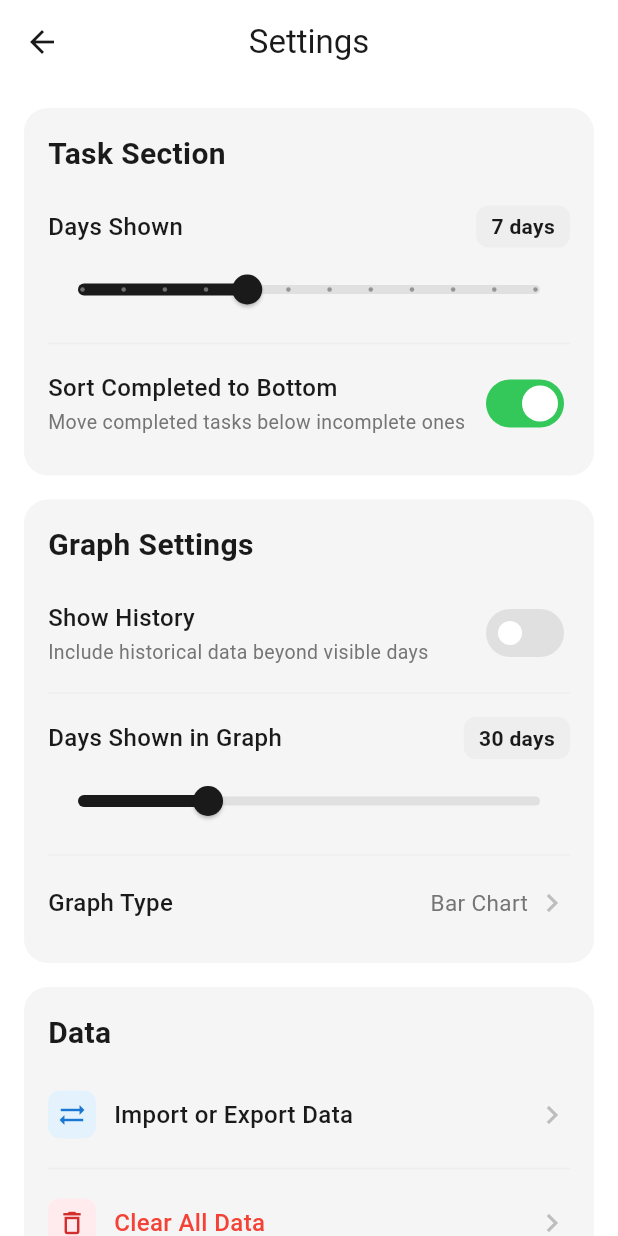
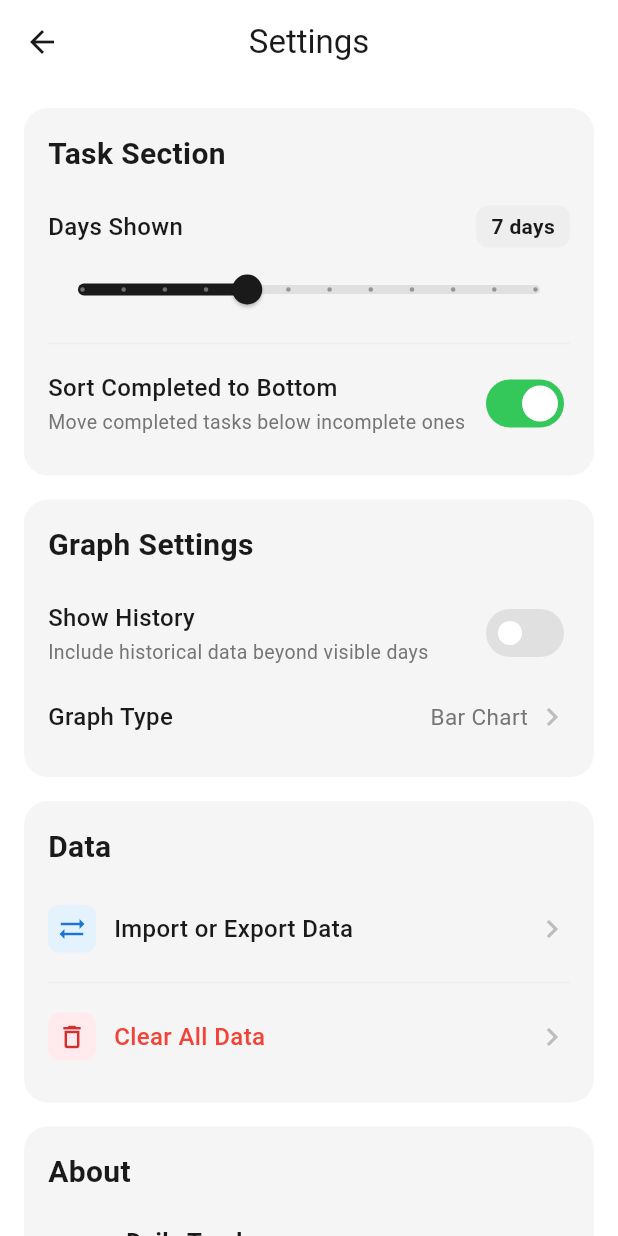
Before and after one commit to GabiYamato/barebonesgoals, a Flutter app: the TrackerHomePage screen opened directly, after a tap on the "settings" icon, on a phone screen of 412 x 824 dp. Run offline on Flutter 3.47's test engine with Material 3 defaults, Android fonts, the phone set to English and light mode, and no system bars; our stand-ins replace confetti, file_picker, share_plus, shared_preferences; accounts and stored records are empty.

Commit message:
v2.6.1 (persistent graph)

```diff
--- a/app_files/lib/main.dart
+++ b/app_files/lib/main.dart
@@ -437,12 +437,15 @@ class _TrackerHomePageState extends State<TrackerHomePage> {
   }
 
   Widget _buildHomeContent() {
-    return SingleChildScrollView(
+    return Column(
+      children: [
+        // Scrollable grid / empty state
+        Expanded(
+          child: SingleChildScrollView(
             padding: const EdgeInsets.all(16),
             child: Column(
               crossAxisAlignment: CrossAxisAlignment.stretch,
               children: [
-          // Task Grid Section
                 if (_data.tasks.isEmpty)
                   _buildEmptyState()
                 else
@@ -454,13 +457,25 @@ class _TrackerHomePageState extends State<TrackerHomePage> {
                     onRenameTask: _renameTask,
                     onReorderTasks: _reorderTasks,
                   ),
-          // Completion chart below tasks
-          if (_data.tasks.isNotEmpty) ...[
-            const SizedBox(height: 24),
-            CompletionChart(data: _data, settings: _settings),
-          ],
               ],
             ),
+          ),
+        ),
+        // Chart at the bottom with only needed height
+        if (_data.tasks.isNotEmpty)
+          SafeArea(
+            top: false,
+            child: Padding(
+              padding: const EdgeInsets.fromLTRB(12, 0, 12, 12),
+              child: Material(
+                elevation: 6,
+                borderRadius: BorderRadius.circular(16),
+                clipBehavior: Clip.antiAlias,
+                child: CompletionChart(data: _data, settings: _settings),
+              ),
+            ),
+          ),
+      ],
     );
   }
 
--- a/app_files/lib/screens/settings_screen.dart
+++ b/app_files/lib/screens/settings_screen.dart
@@ -145,7 +145,10 @@ class _SettingsScreenState extends State<SettingsScreen> {
                 divisions: 11,
                 onChanged: (value) {
                   _updateSettings(
-                    _settings.copyWith(daysShownInTaskSection: value.toInt()),
+                    _settings.copyWith(
+                      daysShownInTaskSection: value.toInt(),
+                      daysShownInGraph: value.toInt(),
+                    ),
                   );
                 },
               ),
@@ -237,23 +240,6 @@ class _SettingsScreenState extends State<SettingsScreen> {
                   ],
                 ),
               ),
-
-              Divider(color: Colors.grey.shade200),
-
-              _buildSliderTile(
-                title: 'Days Shown in Graph',
-                value: _settings.daysShownInGraph.toDouble(),
-                min: 7,
-                max: 90,
-                divisions: 83,
-                onChanged: (value) {
-                  _updateSettings(
-                    _settings.copyWith(daysShownInGraph: value.toInt()),
-                  );
-                },
-              ),
-
-              Divider(color: Colors.grey.shade200),
 
               // Graph Type
               InkWell(
--- a/app_files/lib/widgets/completion_chart.dart
+++ b/app_files/lib/widgets/completion_chart.dart
@@ -39,7 +39,8 @@ class _CompletionChartState extends State<CompletionChart> {
 
   @override
   Widget build(BuildContext context) {
-    final days = TrackerData.getLastNDays(widget.settings.daysShownInGraph);
+    final daysCount = widget.settings.daysShownInTaskSection;
+    final days = TrackerData.getLastNDays(daysCount);
     final percentages = days
         .map((day) => widget.data.getCompletionPercentage(day))
         .toList();
@@ -167,7 +168,7 @@ class _CompletionChartState extends State<CompletionChart> {
             const SizedBox(height: 8),
             Center(
               child: Text(
-                'Last ${widget.settings.daysShownInGraph} days',
+                'Last $daysCount days',
                 style: TextStyle(fontSize: 12, color: Colors.grey.shade600),
               ),
             ),
```
Lines whose indentation alone changed are shown as unchanged.
